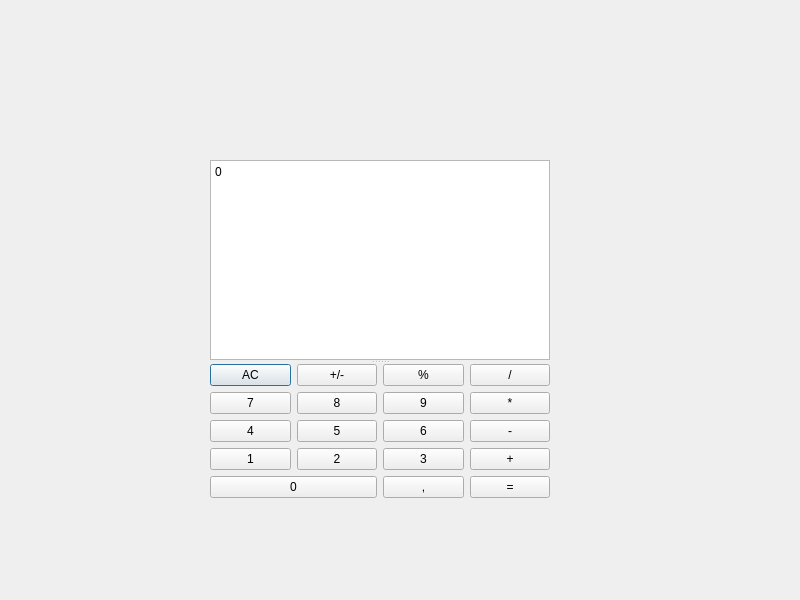
zah52351/calculator, file dialog.ui: the form before one commit.
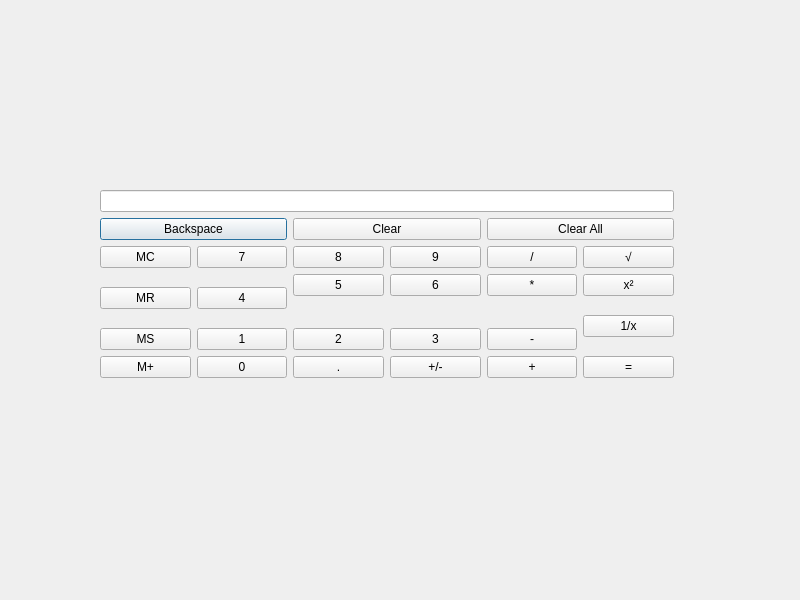
The form after the commit.

What changed in the file:
```diff
--- a/dialog.ui
+++ b/dialog.ui
@@ -13,165 +13,203 @@
   <property name="windowTitle">
    <string>Dialog</string>
   </property>
-  <widget class="QSplitter" name="splitter">
+  <widget class="QWidget" name="">
    <property name="geometry">
     <rect>
-     <x>210</x>
-     <y>160</y>
-     <width>340</width>
-     <height>343</height>
+     <x>100</x>
+     <y>190</y>
+     <width>574</width>
+     <height>188</height>
     </rect>
    </property>
-   <property name="orientation">
-    <enum>Qt::Vertical</enum>
-   </property>
-   <widget class="QPlainTextEdit" name="plainTextEdit">
-    <property name="plainText">
-     <string>0</string>
-    </property>
-   </widget>
-   <widget class="QWidget" name="">
     <layout class="QGridLayout" name="gridLayout">
-     <item row="0" column="0">
-      <widget class="QPushButton" name="numACButton">
+    <item row="0" column="0" colspan="6">
+     <widget class="QLineEdit" name="lineEdit"/>
+    </item>
+    <item row="1" column="0" colspan="2">
+     <widget class="QPushButton" name="pushButton_25">
        <property name="text">
-        <string>AC</string>
+       <string>Backspace</string>
        </property>
       </widget>
      </item>
-     <item row="0" column="1">
-      <widget class="QPushButton" name="numSwitchMinusButton">
+    <item row="1" column="2" colspan="2">
+     <widget class="QPushButton" name="pushButton_26">
        <property name="text">
-        <string>+/-</string>
+       <string>Clear</string>
        </property>
       </widget>
      </item>
-     <item row="0" column="2">
-      <widget class="QPushButton" name="numPercentButton">
+    <item row="1" column="4" colspan="2">
+     <widget class="QPushButton" name="pushButton_27">
        <property name="text">
-        <string>%</string>
+       <string>Clear All</string>
        </property>
       </widget>
      </item>
-     <item row="0" column="3">
-      <widget class="QPushButton" name="numDivideButton">
+    <item row="2" column="0">
+     <widget class="QPushButton" name="pushButton_16">
        <property name="text">
-        <string>/</string>
+       <string>MC</string>
        </property>
       </widget>
      </item>
-     <item row="1" column="0">
-      <widget class="QPushButton" name="num7Button">
+    <item row="2" column="1">
+     <widget class="QPushButton" name="pushButton_6">
        <property name="text">
         <string>7</string>
        </property>
       </widget>
      </item>
-     <item row="1" column="1">
-      <widget class="QPushButton" name="num8Button">
+    <item row="2" column="2">
+     <widget class="QPushButton" name="pushButton_3">
        <property name="text">
         <string>8</string>
        </property>
       </widget>
      </item>
-     <item row="1" column="2">
-      <widget class="QPushButton" name="num9Button">
+    <item row="2" column="3">
+     <widget class="QPushButton" name="pushButton_2">
        <property name="text">
         <string>9</string>
        </property>
       </widget>
      </item>
-     <item row="1" column="3">
-      <widget class="QPushButton" name="numMultiplyButton">
+    <item row="2" column="4">
+     <widget class="QPushButton" name="pushButton_5">
        <property name="text">
-        <string>*</string>
+       <string>/</string>
        </property>
       </widget>
      </item>
-     <item row="2" column="0">
-      <widget class="QPushButton" name="num4Button">
+    <item row="2" column="5">
+     <widget class="QPushButton" name="pushButton_4">
+      <property name="text">
+       <string>√</string>
+      </property>
+     </widget>
+    </item>
+    <item row="3" column="0" rowspan="2">
+     <widget class="QPushButton" name="pushButton_18">
+      <property name="text">
+       <string>MR</string>
+      </property>
+     </widget>
+    </item>
+    <item row="3" column="1" rowspan="2">
+     <widget class="QPushButton" name="pushButton_17">
        <property name="text">
         <string>4</string>
        </property>
       </widget>
      </item>
-     <item row="2" column="1">
-      <widget class="QPushButton" name="num5Button">
+    <item row="3" column="2">
+     <widget class="QPushButton" name="pushButton_10">
        <property name="text">
         <string>5</string>
        </property>
       </widget>
      </item>
-     <item row="2" column="2">
-      <widget class="QPushButton" name="num6Button">
+    <item row="3" column="3">
+     <widget class="QPushButton" name="pushButton_9">
        <property name="text">
         <string>6</string>
        </property>
       </widget>
      </item>
-     <item row="2" column="3">
-      <widget class="QPushButton" name="numMinusButton">
+    <item row="3" column="4">
+     <widget class="QPushButton" name="pushButton_8">
        <property name="text">
-        <string>-</string>
+       <string>*</string>
        </property>
       </widget>
      </item>
-     <item row="3" column="0">
-      <widget class="QPushButton" name="num1Button">
+    <item row="3" column="5">
+     <widget class="QPushButton" name="pushButton_7">
+      <property name="text">
+       <string>x²</string>
+      </property>
+     </widget>
+    </item>
+    <item row="4" column="5" rowspan="2">
+     <widget class="QPushButton" name="pushButton_11">
+      <property name="text">
+       <string>1/x</string>
+      </property>
+     </widget>
+    </item>
+    <item row="5" column="0">
+     <widget class="QPushButton" name="pushButton_22">
+      <property name="text">
+       <string>MS</string>
+      </property>
+     </widget>
+    </item>
+    <item row="5" column="1">
+     <widget class="QPushButton" name="pushButton_21">
        <property name="text">
         <string>1</string>
        </property>
       </widget>
      </item>
-     <item row="3" column="1">
-      <widget class="QPushButton" name="num2Button">
+    <item row="5" column="2">
+     <widget class="QPushButton" name="pushButton_20">
        <property name="text">
         <string>2</string>
        </property>
       </widget>
      </item>
-     <item row="3" column="2">
-      <widget class="QPushButton" name="num3Button">
+    <item row="5" column="3">
+     <widget class="QPushButton" name="pushButton_13">
        <property name="text">
         <string>3</string>
        </property>
       </widget>
      </item>
-     <item row="3" column="3">
-      <widget class="QPushButton" name="numPlusButton">
+    <item row="5" column="4">
+     <widget class="QPushButton" name="pushButton_12">
+      <property name="text">
+       <string>-</string>
+      </property>
+     </widget>
+    </item>
+    <item row="6" column="0">
+     <widget class="QPushButton" name="pushButton">
+      <property name="text">
+       <string>M+</string>
+      </property>
+     </widget>
+    </item>
+    <item row="6" column="1">
+     <widget class="QPushButton" name="pushButton_24">
+      <property name="text">
+       <string>0</string>
+      </property>
+     </widget>
+    </item>
+    <item row="6" column="2">
+     <widget class="QPushButton" name="pushButton_23">
+      <property name="text">
+       <string>.</string>
+      </property>
+     </widget>
+    </item>
+    <item row="6" column="3">
+     <widget class="QPushButton" name="pushButton_19">
+      <property name="text">
+       <string>+/-</string>
+      </property>
+     </widget>
+    </item>
+    <item row="6" column="4">
+     <widget class="QPushButton" name="pushButton_15">
        <property name="text">
         <string>+</string>
        </property>
       </widget>
      </item>
-     <item row="4" column="0" colspan="2">
-      <widget class="QPushButton" name="num0Button">
-       <property name="baseSize">
-        <size>
-         <width>0</width>
-         <height>0</height>
-        </size>
-       </property>
-       <property name="text">
-        <string>0</string>
-       </property>
-       <property name="iconSize">
-        <size>
-         <width>0</width>
-         <height>0</height>
-        </size>
-       </property>
-      </widget>
-     </item>
-     <item row="4" column="2">
-      <widget class="QPushButton" name="numCommaButton">
-       <property name="text">
-        <string>,</string>
-       </property>
-      </widget>
-     </item>
-     <item row="4" column="3">
-      <widget class="QPushButton" name="numEqualButton">
+    <item row="6" column="5">
+     <widget class="QPushButton" name="pushButton_14">
        <property name="text">
         <string>=</string>
        </property>
@@ -180,7 +218,6 @@
     </layout>
    </widget>
   </widget>
- </widget>
  <resources/>
  <connections>
   <connection>
```
Left out of the diff: 19 changed lines with no effect on the pictures. Lines whose indentation alone changed are shown as unchanged.
